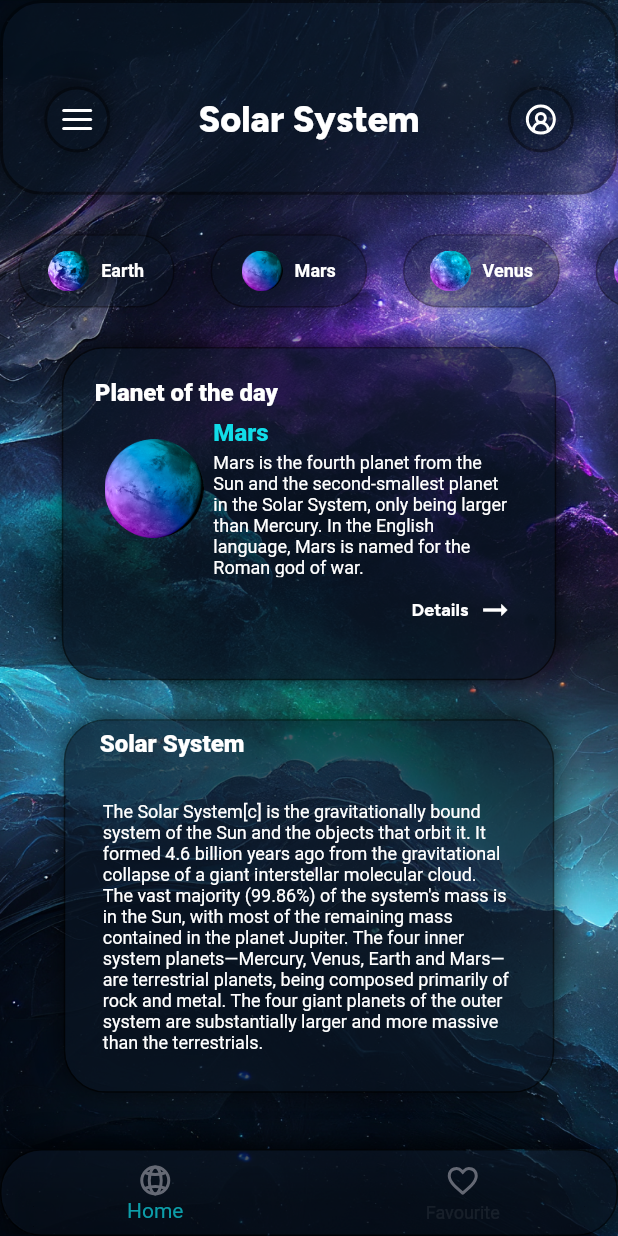
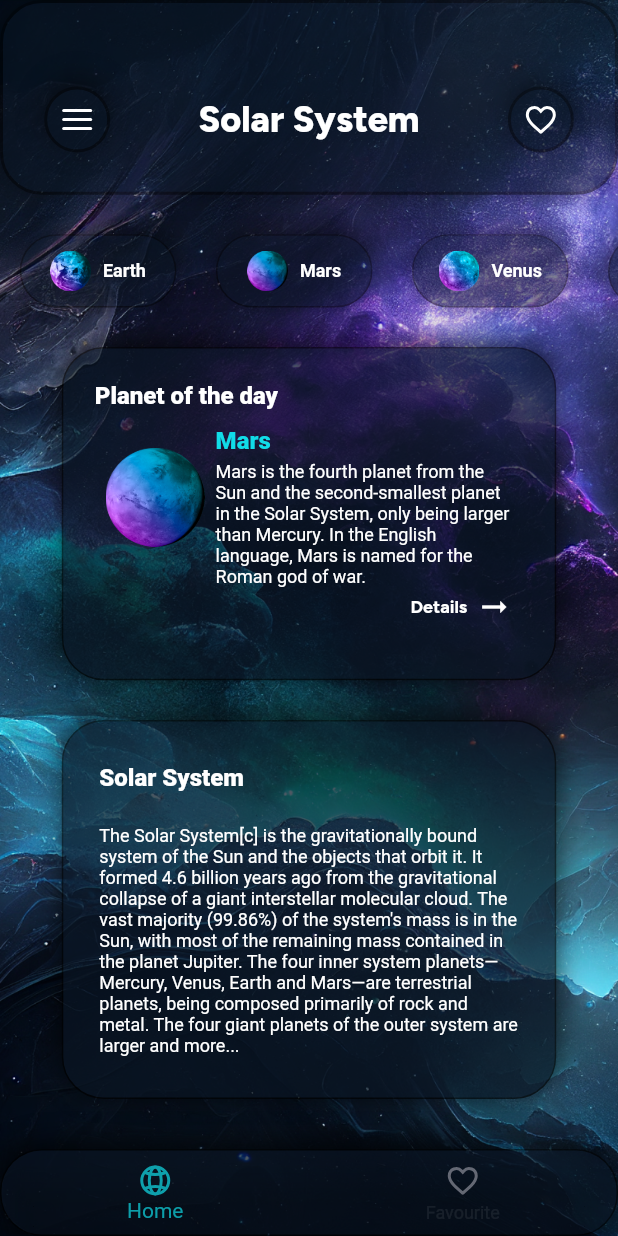
Before and after one commit to Sardorbee/my_solar_system, a Flutter app: the screen it shows after launch, on a phone screen of 412 x 824 dp. Run offline on Flutter 3.47's test engine with Material 2 defaults, Android fonts, the phone set to English and light mode, and no system bars; our stand-ins replace flutter_svg, google_fonts; Roboto replaces fonts that are missing (Fig tree, Fig-tree).

Commit message:
home page created

```diff
--- a/lib/screens/home_screen/home_page.dart
+++ b/lib/screens/home_screen/home_page.dart
@@ -1,3 +1,4 @@
+import 'package:cosmos_data/screens/detail_screen/detail_page.dart';
 import 'package:cosmos_data/screens/home_screen/widgets/blocFeatures_item.dart';
 import 'package:cosmos_data/screens/home_screen/widgets/block_text.dart';
 import 'package:cosmos_data/screens/home_screen/widgets/custom_appbar.dart';
@@ -18,22 +19,12 @@ class HomePage extends StatefulWidget {
 class _HomePageState extends State<HomePage> {
   @override
   Widget build(BuildContext context) {
-    return Stack(
-      children: [
-        SizedBox(
-          height: MediaQuery.of(context).size.height,
-          width: MediaQuery.of(context).size.width,
-          child: Image.asset(
-            AppImages.bgImage,
-            fit: BoxFit.fill,
-          ),
-        ),
-        Scaffold(
+    return Scaffold(
       backgroundColor: Colors.transparent,
       body: Column(
         children: [
           const CustomAppBar(
-                action: AppIcons.profile,
+            action: AppIcons.favouriteOff,
             centerTitle: true,
             title: 'Solar System',
             leading: AppIcons.settings,
@@ -45,8 +36,11 @@ class _HomePageState extends State<HomePage> {
                 itemCount: AppImages.listImages.length,
                 itemBuilder: (context, index) {
                   return Padding(
-                        padding: const EdgeInsets.symmetric(
-                            horizontal: 12, vertical: 20),
+                    padding: EdgeInsets.symmetric(
+                        horizontal:
+                            responsibleSize(context: context, width: 12)!,
+                        vertical:
+                            responsibleSize(context: context, height: 20)!),
                     child: CustomPlanetItem(
                       name: AppImages.listNames[index],
                       images: AppImages.listImages[index],
@@ -54,15 +48,18 @@ class _HomePageState extends State<HomePage> {
                   );
                 }),
           ),
-              const BlockFeatured(),
-              const SizedBox(
-                height: 26,
+          BlockFeatured(
+            onTap: () {
+              Navigator.push(context,
+                  MaterialPageRoute(builder: (builder) => DetailPage()));
+            },
+          ),
+          SizedBox(
+            height: responsibleSize(context: context, height: 26),
           ),
           const BlockText()
         ],
       ),
-        ),
-      ],
     );
   }
 }
--- a/lib/screens/home_screen/widgets/blocFeatures_item.dart
+++ b/lib/screens/home_screen/widgets/blocFeatures_item.dart
@@ -3,7 +3,8 @@ import 'package:cosmos_data/utils/responsive_size.dart';
 import 'package:flutter/material.dart';
 
 class BlockFeatured extends StatelessWidget {
-  const BlockFeatured({super.key});
+  VoidCallback onTap;
+   BlockFeatured({super.key,required this.onTap});
 
   @override
   Widget build(BuildContext context) {
@@ -77,10 +78,10 @@ class BlockFeatured extends StatelessWidget {
                           mainAxisAlignment: MainAxisAlignment.center,
                           crossAxisAlignment: CrossAxisAlignment.end,
                           children: [
-                            const SizedBox(
-                              width: 200,
-                              height: 83,
-                              child: Text(
+                             SizedBox(
+                              width: responsibleSize(context: context,width: 180),
+                              height: responsibleSize(context: context,height: 83),
+                              child:const Text(
                                 'Mars is the fourth planet from the Sun and the second-smallest planet in the Solar System, only being larger than Mercury. In the English language, Mars is named for the Roman god of war.',
                                 style: TextStyle(
                                   color: Colors.white,
@@ -91,13 +92,14 @@ class BlockFeatured extends StatelessWidget {
                                 ),
                               ),
                             ),
-                            const SizedBox(height: 10),
+                            const SizedBox(height: 1),
                             Row(
-                              mainAxisSize: MainAxisSize.min,
                               mainAxisAlignment: MainAxisAlignment.start,
                               crossAxisAlignment: CrossAxisAlignment.center,
                               children: [
-                                const Text(
+                                InkWell(
+                                  onTap: onTap,
+                                  child: const Text(
                                     'Details',
                                     style: TextStyle(
                                       color: Colors.white,
@@ -105,6 +107,7 @@ class BlockFeatured extends StatelessWidget {
                                       fontFamily: 'Figtree',
                                       fontWeight: FontWeight.w700,
                                       height: 0,
+                                    ),
                                   ),
                                 ),
                                 const SizedBox(width: 6),
--- a/lib/screens/home_screen/widgets/block_text.dart
+++ b/lib/screens/home_screen/widgets/block_text.dart
@@ -1,25 +1,20 @@
 import 'package:flutter/material.dart';
+
+import '../../../utils/responsive_size.dart';
 
 class BlockText extends StatelessWidget {
   const BlockText({super.key});
 
   @override
   Widget build(BuildContext context) {
-    return Column(
-      children: [
-        SizedBox(
-          width: 327,
-          height: 249,
+    return SizedBox(
+      width: responsibleSize(context: context, width: 300),
+      height: responsibleSize(context: context, height: 249),
       child: Stack(
         children: [
-              Positioned(
-                left: 0,
-                top: 0,
-                child: Opacity(
+          Opacity(
             opacity: 0.70,
             child: Container(
-                    width: 327,
-                    height: 249,
               decoration: ShapeDecoration(
                 color: const Color(0xFF091422),
                 shape: RoundedRectangleBorder(
@@ -37,29 +32,13 @@ class BlockText extends StatelessWidget {
               ),
             ),
           ),
-              ),
-              const Positioned(
-                left: 26,
-                top: 55,
-                child: SizedBox(
-                  width: 272,
-                  height: 168,
-                  child: Text(
-                    'The Solar System[c] is the gravitationally bound system of the Sun and the objects that orbit it. It formed 4.6 billion years ago from the gravitational collapse of a giant interstellar molecular cloud. The vast majority (99.86%) of the system\'s mass is in the Sun, with most of the remaining mass contained in the planet Jupiter. The four inner system planets—Mercury, Venus, Earth and Mars—are terrestrial planets, being composed primarily of rock and metal. The four giant planets of the outer system are substantially larger and more massive than the terrestrials. ',
-                    style: TextStyle(
-                      color: Colors.white,
-                      fontSize: 12,
-                      fontFamily: 'Fig tree',
-                      fontWeight: FontWeight.w400,
-                      height: 0,
-                    ),
-                  ),
-                ),
-              ),
-              const Positioned(
-                left: 24,
-                top: 21,
-                child: Text(
+          const Padding(
+           padding:  EdgeInsets.only(top: 30.0,left: 25,right: 25,bottom: 15),
+           child:  Column(
+             mainAxisAlignment: MainAxisAlignment.spaceAround,
+             crossAxisAlignment: CrossAxisAlignment.start,
+             children: [
+               Text(
                  'Solar System',
                  style: TextStyle(
                    color: Colors.white,
@@ -69,11 +48,22 @@ class BlockText extends StatelessWidget {
                    height: 0.07,
                  ),
                ),
+                Text(
+                  'The Solar System[c] is the gravitationally bound system of the Sun and the objects that orbit it. It formed 4.6 billion years ago from the gravitational collapse of a giant interstellar molecular cloud. The vast majority (99.86%) of the system\'s mass is in the Sun, with most of the remaining mass contained in the planet Jupiter. The four inner system planets—Mercury, Venus, Earth and Mars—are terrestrial planets, being composed primarily of rock and metal. The four giant planets of the outer system are  larger and more...',
+                  style: TextStyle(
+                    color: Colors.white,
+                    fontSize: 12,
+                    fontFamily: 'Fig tree',
+                    fontWeight: FontWeight.w400,
+                    height: 0,
+                  ),
                 ),
              ],
            ),
          ),
+
         ],
+      ),
     );
   }
 }
--- a/lib/screens/home_screen/widgets/custom_appbar.dart
+++ b/lib/screens/home_screen/widgets/custom_appbar.dart
@@ -118,7 +118,12 @@ class CustomAppBar extends StatelessWidget {
                       ),
                     ),
                   ),
-                  Center(child: SvgPicture.asset(action!)),
+                  Center(
+                      child: SvgPicture.asset(
+                    action!,
+                    colorFilter:
+                        const ColorFilter.mode(Colors.white, BlendMode.srcIn),
+                  )),
                 ],
               ),
             ),
--- a/lib/screens/tab.dart
+++ b/lib/screens/tab.dart
@@ -36,8 +36,7 @@ class _TabBoxScreenState extends State<TabBoxScreen> {
               FavouriteScreen(),
             ],
           ),
-          bottomNavigationBar:
-          Opacity(
+          bottomNavigationBar: Opacity(
             opacity: 0.70,
             child: Container(
               decoration: ShapeDecoration(
@@ -56,14 +55,16 @@ class _TabBoxScreenState extends State<TabBoxScreen> {
                 ],
               ),
               child: BottomNavigationBar(
-
-              selectedItemColor: Color(0xff11DCE8),
+                selectedItemColor: const Color(0xff11DCE8),
                 unselectedItemColor: Colors.white10,
                 backgroundColor: Colors.transparent,
                 items: [
                   BottomNavigationBarItem(
-                    icon: SvgPicture.asset(AppIcons.homeOff), label: "Home"),
+                      activeIcon: SvgPicture.asset(AppIcons.homeOn),
+                      icon: SvgPicture.asset(AppIcons.homeOff),
+                      label: "Home"),
                   BottomNavigationBarItem(
+                      activeIcon: SvgPicture.asset(AppIcons.favouriteOn),
                       icon: SvgPicture.asset(AppIcons.favouriteOff),
                       label: "Favourite"),
                 ],
@@ -73,12 +74,9 @@ class _TabBoxScreenState extends State<TabBoxScreen> {
                     currentIndex = index;
                   });
                 },
-            ),),
-
               ),
-
-
-
+            ),
+          ),
         ),
       ],
     );
--- a/lib/utils/app_images.dart
+++ b/lib/utils/app_images.dart
@@ -1,7 +1,9 @@
 class AppImages {
   static const String bgImage = "assets/image/bg_image.png";
   static const String bgDetail = "assets/image/bg_detail.png";
+  static const String bgDetailgr = "assets/image/detailgr.png";
   static const String earth = "assets/image/earth.png";
+  static const String planet4x = "assets/image/planet.png";
   static const String mars = "assets/image/mars.png";
   static const String mercury = "assets/image/mercury.png";
   static const String venus = "assets/image/mercury.png";
```
Also changed, not shown: lib/screens/detail_screen/detail_page.dart (added, +93 -0 lines), lib/screens/detail_screen/widgets/custom_appbar_detail.dart (added, +96 -0 lines), assets/image/detailgr.png (added), assets/image/planet.png (added). Lines whose indentation alone changed are shown as unchanged.
